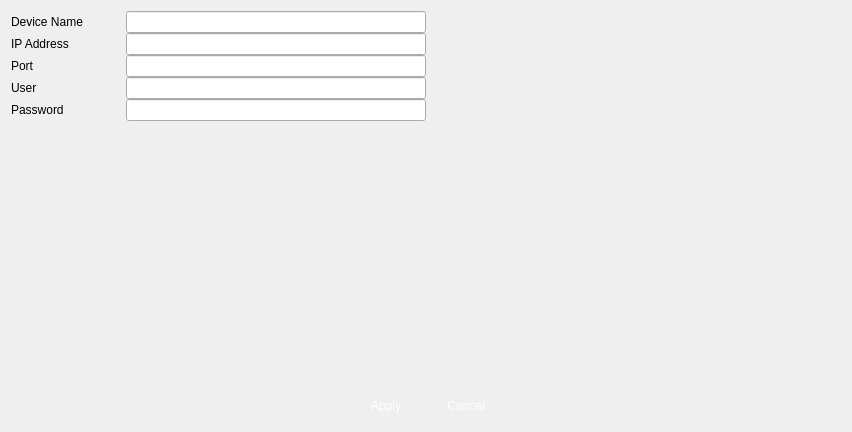
Old version of the form veapp/vms/vscsiteadd.ui in the repository linkingvision/rapidvms.
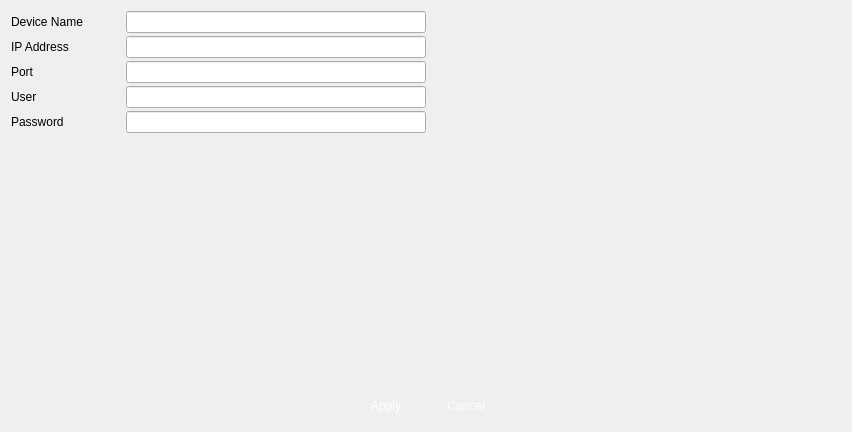
New version of the form. Icons and pictures are not drawn.

Commit message: change to type oapi

```diff
--- a/veapp/vms/vscsiteadd.ui
+++ b/veapp/vms/vscsiteadd.ui
@@ -28,7 +28,7 @@
         <number>2</number>
        </property>
        <property name="verticalSpacing">
-        <number>0</number>
+        <number>3</number>
        </property>
        <item row="5" column="0">
         <widget class="QLabel" name="labelIP">
```
The commit also changes 1 other file.
